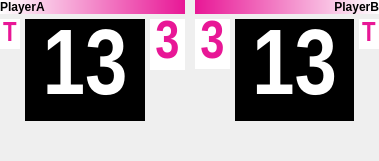
This is scoreboardform.ui in xiaoyuanyangxu/sportroom-qt as Qt 5 draws it before an edit. The edited form follows.
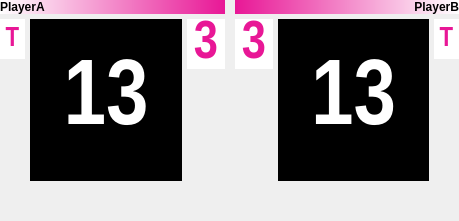
This is the edited form.

The edit to the form file:
```diff
--- a/scoreboardform.ui
+++ b/scoreboardform.ui
@@ -6,8 +6,8 @@
    <rect>
     <x>0</x>
     <y>0</y>
-    <width>379</width>
-    <height>161</height>
+    <width>459</width>
+    <height>221</height>
    </rect>
   </property>
   <property name="sizePolicy">
@@ -200,7 +200,7 @@
         </layout>
        </item>
        <item>
-        <layout class="QVBoxLayout" name="verticalLayout_3">
+        <layout class="QVBoxLayout" name="verticalLayout_3" stretch="1,4">
          <item>
           <widget class="QLabel" name="playerAGamePointLabel">
            <property name="minimumSize">
```
